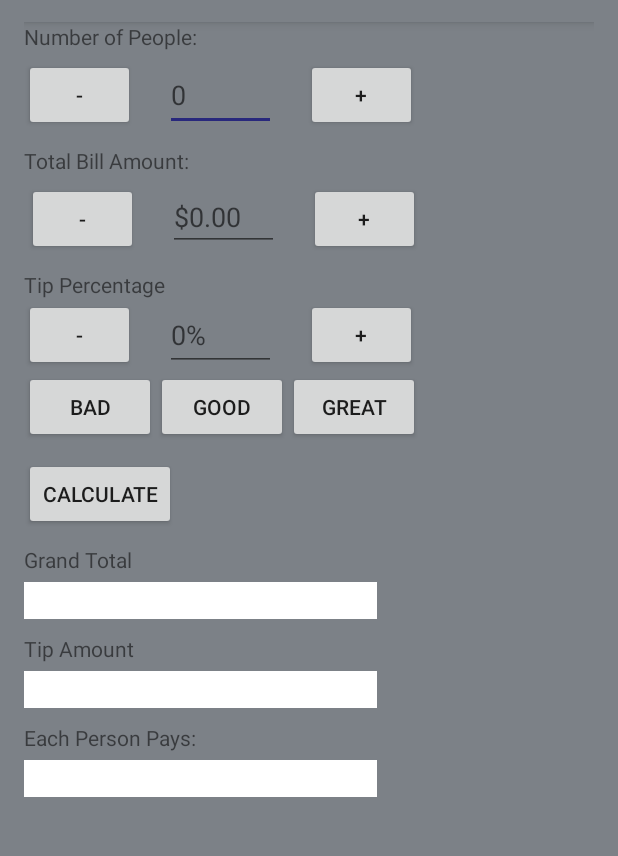
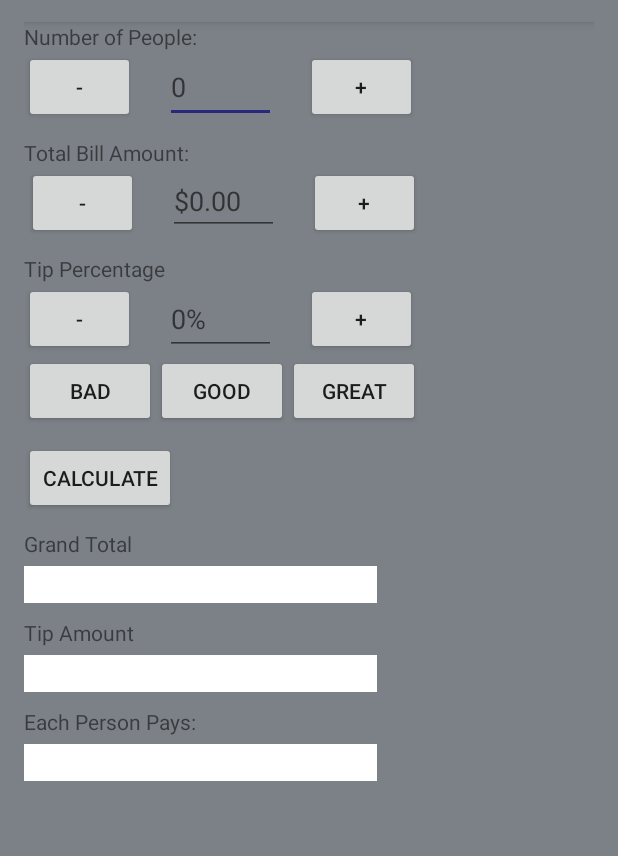
Before and after one commit to Squiggee/JustTheTip, an Android app: the MainActivity screen opened directly, with no data from a screen before it, on a phone screen of 412 x 824 dp, the part 86-942 px from its top. Run offline under Robolectric (Android 15) with nearby library versions, the phone set to English and light mode, and no system bars.

Commit message:
fixed padding

```diff
--- a/app/src/main/res/layout/main_content.xml
+++ b/app/src/main/res/layout/main_content.xml
@@ -29,7 +29,6 @@
     <TextView
         android:layout_width="wrap_content"
         android:layout_height="wrap_content"
-        android:layout_marginBottom="5dp"
         android:text="Number of People:"
         android:id="@+id/textView" />
 
@@ -66,7 +65,7 @@
         android:layout_width="wrap_content"
         android:layout_height="wrap_content"
         android:text="Total Bill Amount:"
-        android:layout_marginBottom="5dp"/>
+        />
 
     <LinearLayout
         android:layout_width="wrap_content"
```
